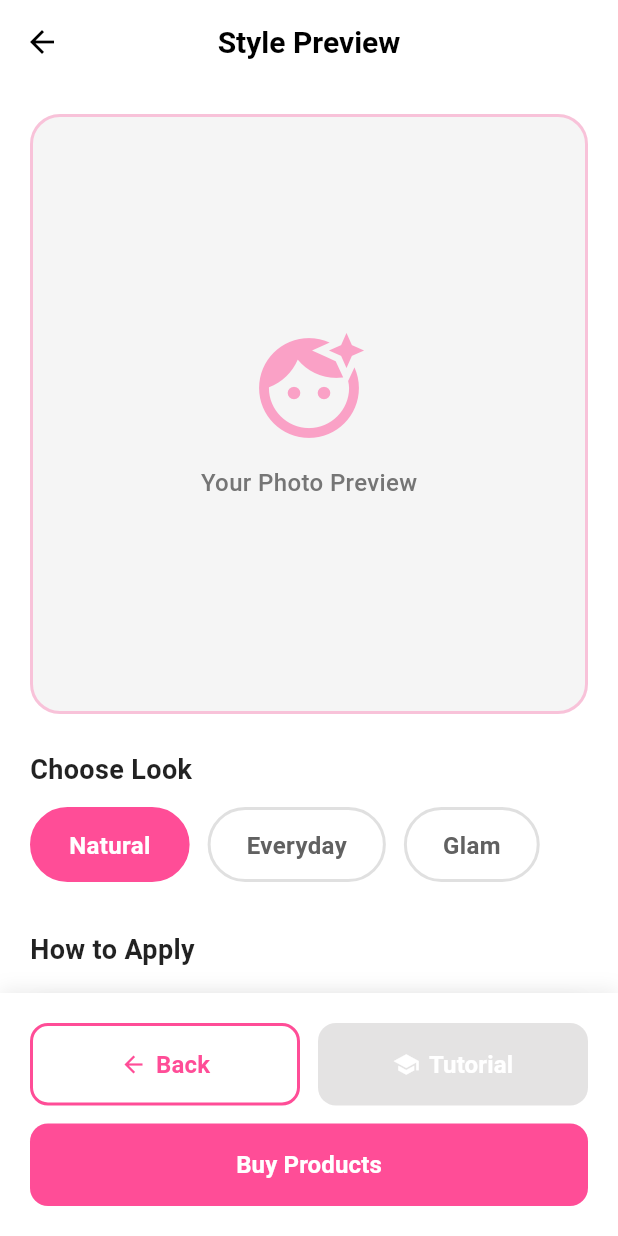
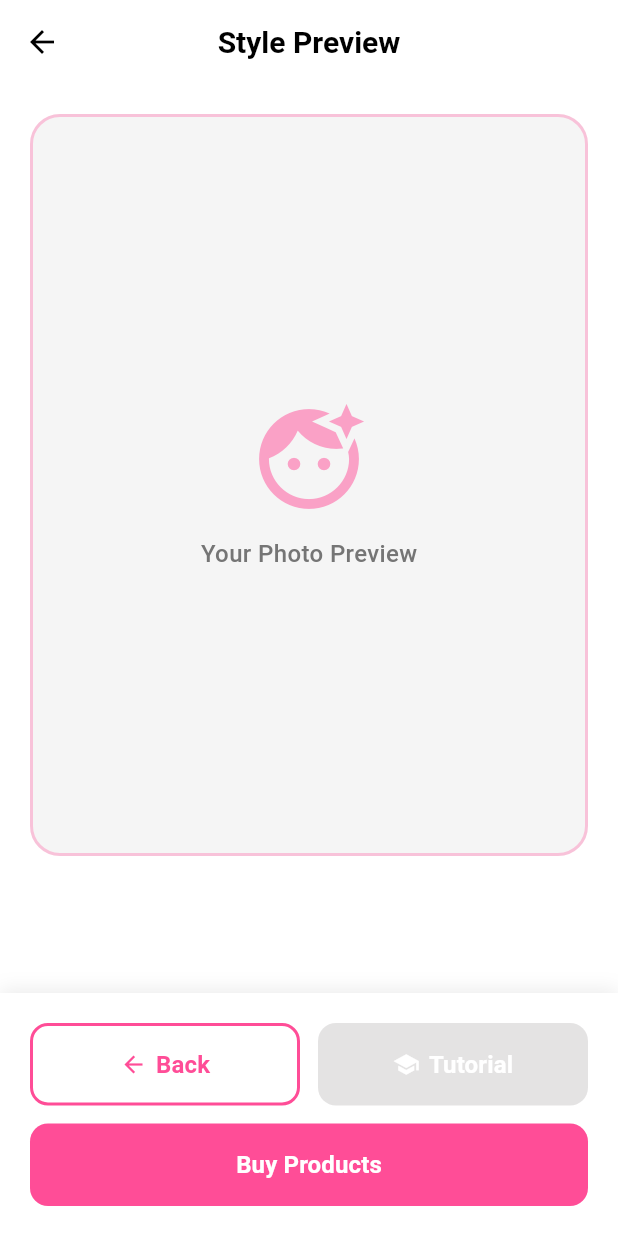
Before and after one commit to Skurttttt/makeup-ai-capstone, a Flutter app: the ScanResultPage screen opened directly, on a phone screen of 412 x 824 dp. Run offline on Flutter 3.47's test engine with Material 3 defaults, Android fonts, the light colour scheme and no system bars; our stand-ins replace camera, flutter_dotenv; missing offline and left inert: google_mlkit_face_detection; accounts and stored records are empty.

Commit message:
Fix camera preview, add face guide indicator, improve image preview display, remove Choose Look and How to Apply sections

```diff
--- a/lib/scan_result_page.dart
+++ b/lib/scan_result_page.dart
@@ -1,7 +1,10 @@
 // lib/scan_result_page.dart
+import 'dart:io';
+import 'dart:ui' as ui;
 import 'package:flutter/material.dart';
 import 'look_engine.dart';
 import 'instructions_page.dart';
+import 'painters/makeup_overlay_painter.dart';
 import 'package:google_mlkit_face_detection/google_mlkit_face_detection.dart';
 
 class ScanResultPage extends StatefulWidget {
@@ -27,6 +30,26 @@ class ScanResultPage extends StatefulWidget {
 class _ScanResultPageState extends State<ScanResultPage> {
   String selectedFilter = 'Natural';
   final List<String> filters = ['Natural', 'Everyday', 'Glam'];
+  ui.Image? _uiImage;
+  double _intensity = 0.75;
+  MakeupLookPreset _currentPreset = MakeupLookPreset.softGlam;
+
+  @override
+  void initState() {
+    super.initState();
+    _loadImage();
+  }
+
+  Future<void> _loadImage() async {
+    if (widget.scannedImagePath != null) {
+      final bytes = await File(widget.scannedImagePath!).readAsBytes();
+      final codec = await ui.instantiateImageCodec(bytes);
+      final frame = await codec.getNextFrame();
+      setState(() {
+        _uiImage = frame.image;
+      });
+    }
+  }
 
   @override
   Widget build(BuildContext context) {
@@ -61,23 +84,6 @@ class _ScanResultPageState extends State<ScanResultPage> {
                   _buildPhotoContainer(),
                   const SizedBox(height: 24),
 
-                  // Filter Options
-                  const Text(
-                    'Choose Look',
-                    style: TextStyle(
-                      fontSize: 18,
-                      fontWeight: FontWeight.w600,
-                      color: Colors.black87,
-                    ),
-                  ),
-                  const SizedBox(height: 12),
-                  _buildFilterOptions(),
-                  const SizedBox(height: 32),
-
-                  // How to Apply Section
-                  _buildHowToApplySection(),
-                  const SizedBox(height: 32),
-
                   // Recommended Products Section
                   if (widget.scannedItem != null) ...[
                     Text(
@@ -106,9 +112,12 @@ class _ScanResultPageState extends State<ScanResultPage> {
   }
 
   Widget _buildPhotoContainer() {
+    final double? aspect = _uiImage != null
+        ? (_uiImage!.width.toDouble() / _uiImage!.height.toDouble())
+        : null;
+
     return Container(
       width: double.infinity,
-      height: 400,
       decoration: BoxDecoration(
         color: Colors.grey[100],
         borderRadius: BorderRadius.circular(20),
@@ -117,17 +126,60 @@ class _ScanResultPageState extends State<ScanResultPage> {
           width: 2,
         ),
       ),
+      child: AspectRatio(
+        aspectRatio: aspect ?? (3 / 4),
         child: ClipRRect(
           borderRadius: BorderRadius.circular(18),
-        child: widget.scannedImagePath != null
-            ? Image.network(
-                widget.scannedImagePath!,
-                fit: BoxFit.cover,
+          child: _uiImage != null && widget.detectedFace != null && widget.look != null
+              ? Center(
+                  child: FittedBox(
+                    fit: BoxFit.contain,
+                    child: SizedBox(
+                      width: _uiImage!.width.toDouble(),
+                      height: _uiImage!.height.toDouble(),
+                      child: CustomPaint(
+                        painter: MakeupOverlayPainter(
+                          image: _uiImage!,
+                          face: widget.detectedFace!,
+                          lipstickColor: widget.look!.lipstickColor,
+                          blushColor: widget.look!.blushColor,
+                          eyeshadowColor: widget.look!.eyeshadowColor,
+                          intensity: _intensity,
+                          faceShape: widget.faceProfile?.faceShape ?? FaceShape.oval,
+                          preset: MakeupLookPreset.softGlam,
+                          debugMode: false,
+                          isLiveMode: false,
+                          eyelinerStyle: LookEngine.configFromPreset(_currentPreset, profile: widget.faceProfile).eyelinerStyle,
+                          skinColor: widget.faceProfile != null
+                              ? Color.fromARGB(
+                                  255,
+                                  widget.faceProfile!.avgR,
+                                  widget.faceProfile!.avgG,
+                                  widget.faceProfile!.avgB,
+                                )
+                              : Colors.transparent,
+                          sceneLuminance: 0.5,
+                          leftCheekLuminance: 0.5,
+                          rightCheekLuminance: 0.5,
+                        ),
+                      ),
+                    ),
+                  ),
+                )
+              : widget.scannedImagePath != null
+                  ? Center(
+                      child: FittedBox(
+                        fit: BoxFit.contain,
+                        child: Image.file(
+                          File(widget.scannedImagePath!),
                           errorBuilder: (context, error, stackTrace) {
                             return _buildPlaceholder();
                           },
+                        ),
+                      ),
                     )
                   : _buildPlaceholder(),
+        ),
       ),
     );
   }
--- a/pubspec.yaml
+++ b/pubspec.yaml
@@ -44,7 +44,6 @@ dependencies:
   supabase_flutter: ^2.12.0
   google_sign_in: ^7.2.0
   sign_in_with_apple: ^7.0.1
-  flutter_facebook_sdk: ^1.0.0
 
 dev_dependencies:
   flutter_test:
```
Also changed, not shown: lib/main.dart (+30 -4 lines), lib/painters/face_guide_painter.dart (added, +144 -0 lines), pubspec.lock, 1 other file. Lines whose indentation alone changed are shown as unchanged.
